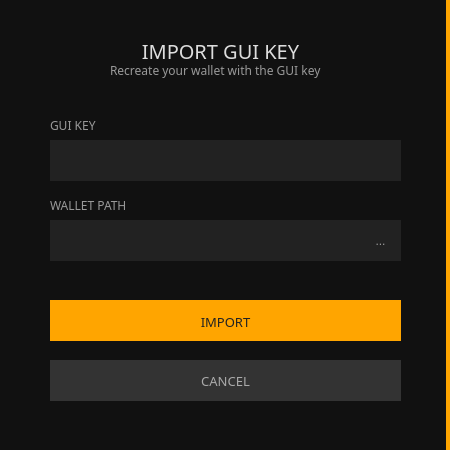
First picture: the form in src/gui/ui/importkeydialog.ui, repository ConcealNetwork/conceal-desktop, before the edit.
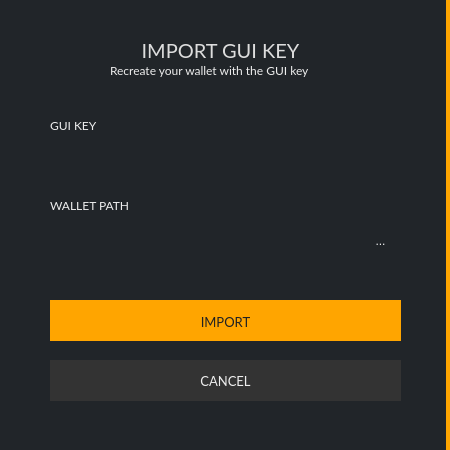
Second picture: the form after the edit.

Patch:
```diff
--- a/src/gui/ui/importkeydialog.ui
+++ b/src/gui/ui/importkeydialog.ui
@@ -38,7 +38,7 @@
       </size>
      </property>
      <property name="styleSheet">
-      <string notr="true">background-color: #111; border-right: 4px solid orange;</string>
+      <string notr="true">background-color: #212529; border-right: 4px solid orange;</string>
      </property>
      <property name="title">
       <string/>
@@ -54,7 +54,7 @@
       </property>
       <property name="font">
        <font>
-        <family>Poppins</family>
+        <family>Lato</family>
         <pointsize>15</pointsize>
        </font>
       </property>
@@ -80,12 +80,12 @@
       </property>
       <property name="font">
        <font>
-        <family>Poppins</family>
+        <family>Lato</family>
         <pointsize>9</pointsize>
        </font>
       </property>
       <property name="styleSheet">
-       <string notr="true">color: #999;
+       <string notr="true">color: #eee;
 border-right: 0px;</string>
       </property>
       <property name="text">
@@ -109,12 +109,12 @@
       </property>
       <property name="font">
        <font>
-        <family>Poppins</family>
+        <family>Lato</family>
         <pointsize>9</pointsize>
        </font>
       </property>
       <property name="styleSheet">
-       <string notr="true">background-color: #222;
+       <string notr="true">background-color: #212529;
 border-right: 0px;
 color: #e5e5e5;
 padding: 5px;</string>
@@ -131,12 +131,12 @@
       </property>
       <property name="font">
        <font>
-        <family>Poppins</family>
+        <family>Lato</family>
         <pointsize>9</pointsize>
        </font>
       </property>
       <property name="styleSheet">
-       <string notr="true">color: #999;
+       <string notr="true">color: #eee;
 border-right: 0px;</string>
       </property>
       <property name="text">
@@ -160,12 +160,12 @@
       </property>
       <property name="font">
        <font>
-        <family>Poppins</family>
+        <family>Lato</family>
         <pointsize>9</pointsize>
        </font>
       </property>
       <property name="styleSheet">
-       <string notr="true">background-color: #222;
+       <string notr="true">background-color: #212529;
 border-right: 0px;
 color: #e5e5e5;
 padding: 5px;</string>
@@ -181,9 +181,9 @@
        </rect>
       </property>
       <property name="styleSheet">
-       <string notr="true">background-color: #222;
+       <string notr="true">background-color: #212529;
 border-right: 0px;
-color: #999;
+color: #eee;
 padding: 5px;
 </string>
       </property>
@@ -208,7 +208,7 @@
       </property>
       <property name="font">
        <font>
-        <family>Poppins</family>
+        <family>Lato</family>
         <pointsize>10</pointsize>
        </font>
       </property>
@@ -237,12 +237,12 @@
       </property>
       <property name="font">
        <font>
-        <family>Poppins</family>
+        <family>Lato</family>
         <pointsize>10</pointsize>
        </font>
       </property>
       <property name="styleSheet">
-       <string notr="true">color: #aaa; background-color: #333; 
+       <string notr="true">color: #eee; background-color: #333; 
 border-right: 0px;</string>
       </property>
       <property name="text">
@@ -260,12 +260,12 @@
       </property>
       <property name="font">
        <font>
-        <family>Poppins</family>
+        <family>Lato</family>
         <pointsize>9</pointsize>
        </font>
       </property>
       <property name="styleSheet">
-       <string notr="true">color: #999;
+       <string notr="true">color: #eee;
 border-right: 0px;</string>
       </property>
       <property name="text">
```
